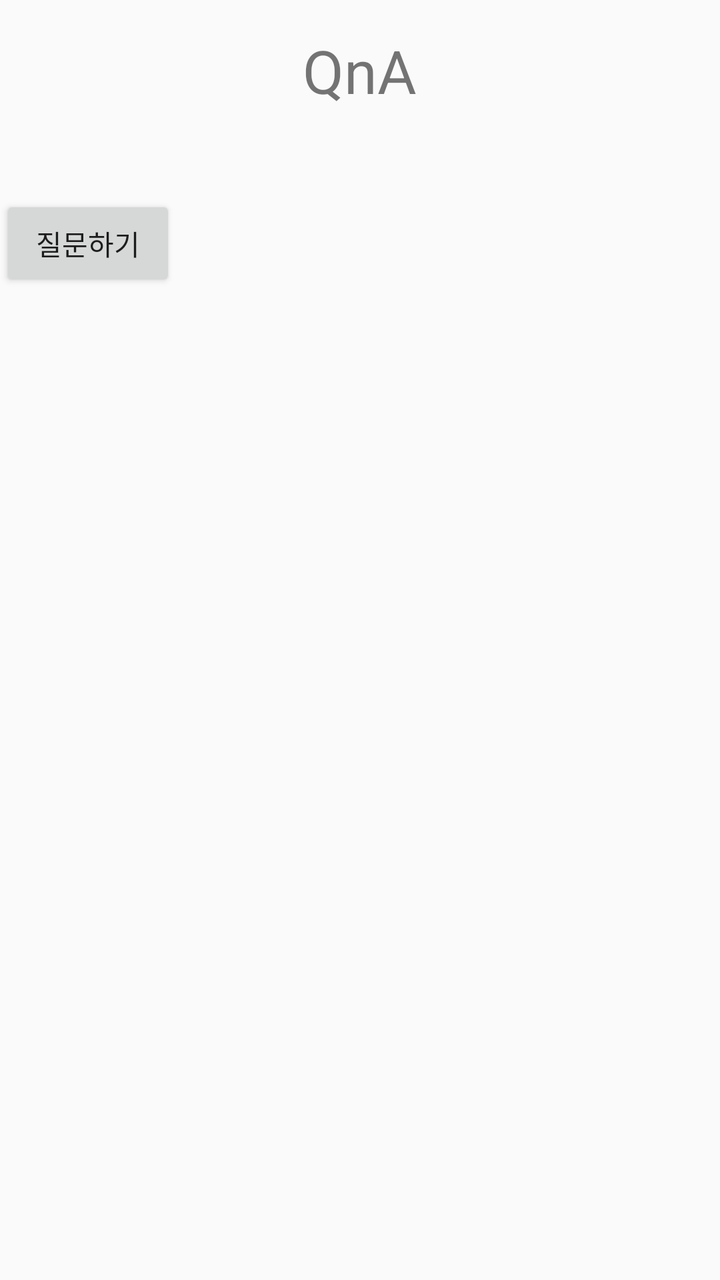
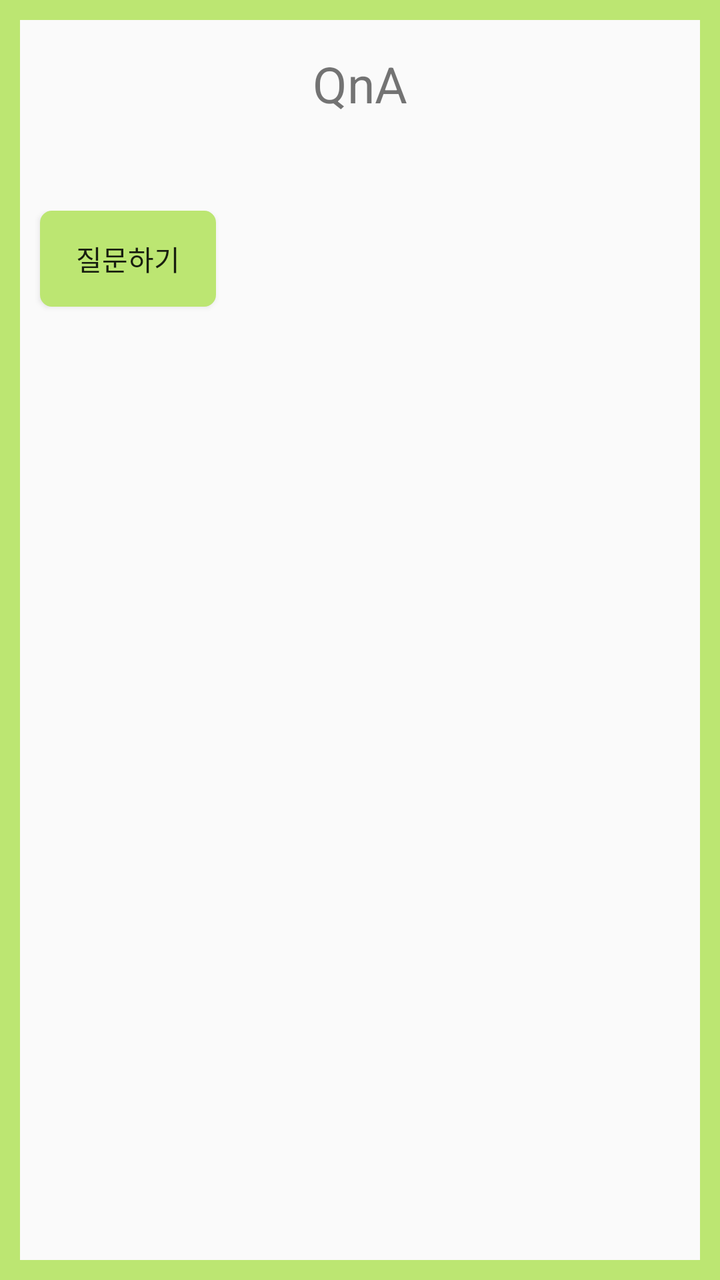

Two renders of the same Android screen: before a commit and after it. Below are the layout's source before the change and the commit's diff.
<!-- AndroidManifest.xml: application theme Theme.AppCompat.Light.DarkActionBar -->
<!-- res/layout/activity_qna_list.xml -->
<?xml version="1.0" encoding="utf-8"?>
<LinearLayout xmlns:android="http://schemas.android.com/apk/res/android"
    android:layout_width="match_parent"
    android:layout_height="match_parent"
    android:orientation="vertical">

    <TextView
        android:id="@+id/qnatitle"
        android:layout_width="wrap_content"
        android:layout_height="0dp"
        android:layout_gravity="center"
        android:text="QnA"
        android:layout_weight="1"
        android:textSize="30dp"
        android:layout_margin="15dp"/>

    <LinearLayout
        android:layout_width="match_parent"
        android:layout_height="0dp"
        android:orientation="horizontal"
        android:layout_weight="1">

        <Button
            android:onClick="setQ"
            android:layout_width="wrap_content"
            android:layout_height="wrap_content"
            android:layout_gravity="right"
            android:text="질문하기"/>


    </LinearLayout>

    <LinearLayout
        android:layout_width="match_parent"
        android:layout_height="0dp"
        android:layout_weight="7"
        android:orientation="vertical">

        <ListView
            android:id="@+id/qlist"
            android:layout_width="match_parent"
            android:layout_height="wrap_content" />
    </LinearLayout>

</LinearLayout>
<!-- resources referenced by this layout -->
<resources>

</resources>

<!-- the commit's change to res/layout/activity_qna_list.xml (unified diff, before → after) -->
@@ -2,6 +2,8 @@
 <LinearLayout xmlns:android="http://schemas.android.com/apk/res/android"
     android:layout_width="match_parent"
     android:layout_height="match_parent"
+    android:background="@drawable/lay_edge"
+    android:padding="10dp"
     android:orientation="vertical">
 
     <TextView
@@ -11,7 +13,7 @@
         android:layout_gravity="center"
         android:text="QnA"
         android:layout_weight="1"
-        android:textSize="30dp"
+        android:textSize="25dp"
         android:layout_margin="15dp"/>
 
     <LinearLayout
@@ -21,10 +23,12 @@
         android:layout_weight="1">
 
         <Button
+            android:layout_marginLeft="10dp"
             android:onClick="setQ"
             android:layout_width="wrap_content"
             android:layout_height="wrap_content"
             android:layout_gravity="right"
+            android:background="@drawable/btn_ba"
             android:text="질문하기"/>
 
 
<!-- resource entries referenced after the edit -->
@@ -1,5 +1,31 @@
 <!-- resources referenced by this layout -->
 <resources>
-
+  <!-- drawable btn_ba (drawable) -->
+  <?xml version="1.0" encoding="utf-8"?>
+  <shape xmlns:android="http://schemas.android.com/apk/res/android">
+  
+      <solid android:color="#BCE672"/>
+  
+      <stroke
+          android:width="2dp"
+          android:color="#BCE672"/>
+      <corners
+          android:topLeftRadius="5dp"
+          android:topRightRadius="5dp"
+          android:bottomLeftRadius="5dp"
+          android:bottomRightRadius="5dp" />
+  
+  </shape>
+  <!-- drawable lay_edge (drawable) -->
+  <?xml version="1.0" encoding="utf-8"?>
+  <layer-list xmlns:android="http://schemas.android.com/apk/res/android">
+      <item>
+          <shape android:shape="rectangle">
+              <stroke android:width = "10dp" android:color ="#BCE672"/>
+              <solid android:color="#00ff0000"/>
+          </shape>
+      </item>
+  
+  </layer-list>
 </resources>
 
